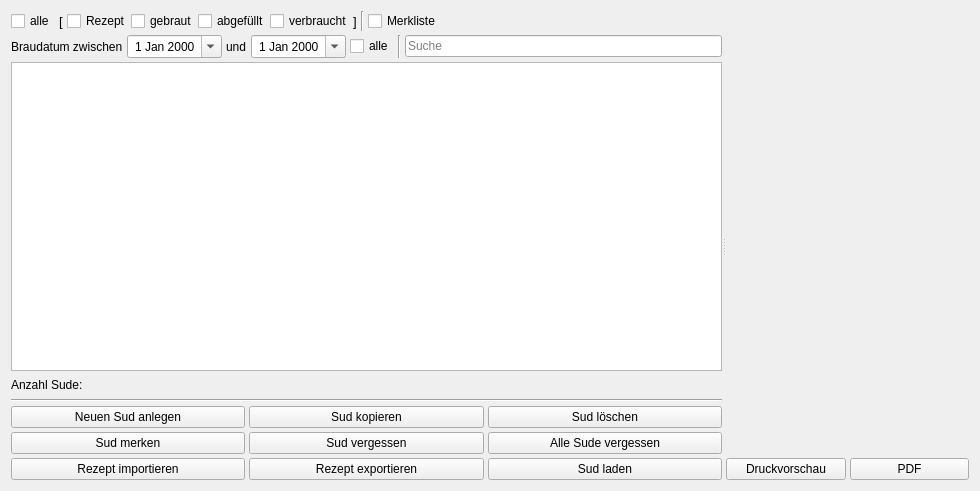
kleiner-brauhelfer/kleiner-brauhelfer-2, file kleiner-brauhelfer/tabsudauswahl.ui: the form before one commit.
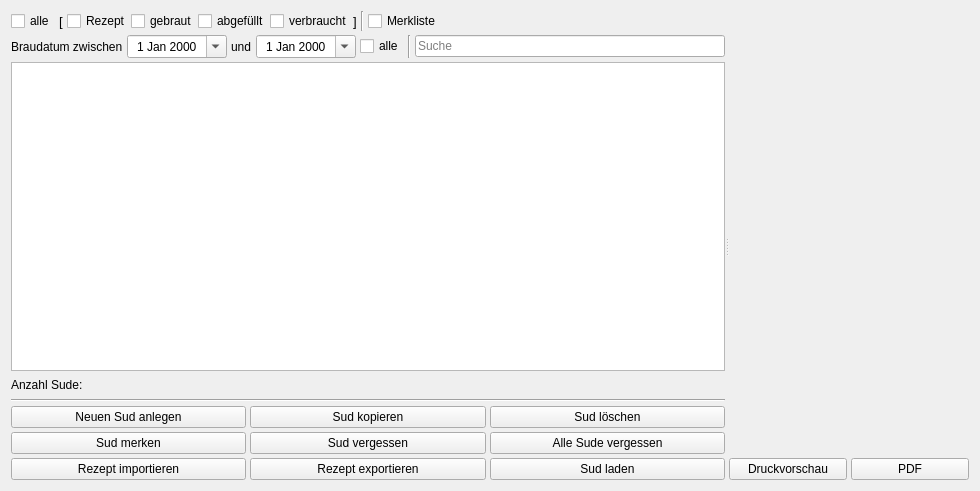
The form after the commit. Custom widgets are drawn as their Qt base class.

What changed in the file:
```diff
--- a/kleiner-brauhelfer/tabsudauswahl.ui
+++ b/kleiner-brauhelfer/tabsudauswahl.ui
@@ -153,6 +153,12 @@
          </item>
          <item>
           <widget class="DateEdit" name="tbDatumVon">
+           <property name="minimumSize">
+            <size>
+             <width>100</width>
+             <height>0</height>
+            </size>
+           </property>
            <property name="toolTip">
             <string>&lt;html&gt;&lt;head/&gt;&lt;body&gt;&lt;p&gt;Anfangsdatum des Suchzeitraums.&lt;/p&gt;&lt;/body&gt;&lt;/html&gt;</string>
            </property>
@@ -173,6 +179,12 @@
          </item>
          <item>
           <widget class="DateEdit" name="tbDatumBis">
+           <property name="minimumSize">
+            <size>
+             <width>100</width>
+             <height>0</height>
+            </size>
+           </property>
            <property name="toolTip">
             <string>&lt;html&gt;&lt;head/&gt;&lt;body&gt;&lt;p&gt;Enddatum des Suchzeitraums.&lt;/p&gt;&lt;/body&gt;&lt;/html&gt;</string>
            </property>
```
